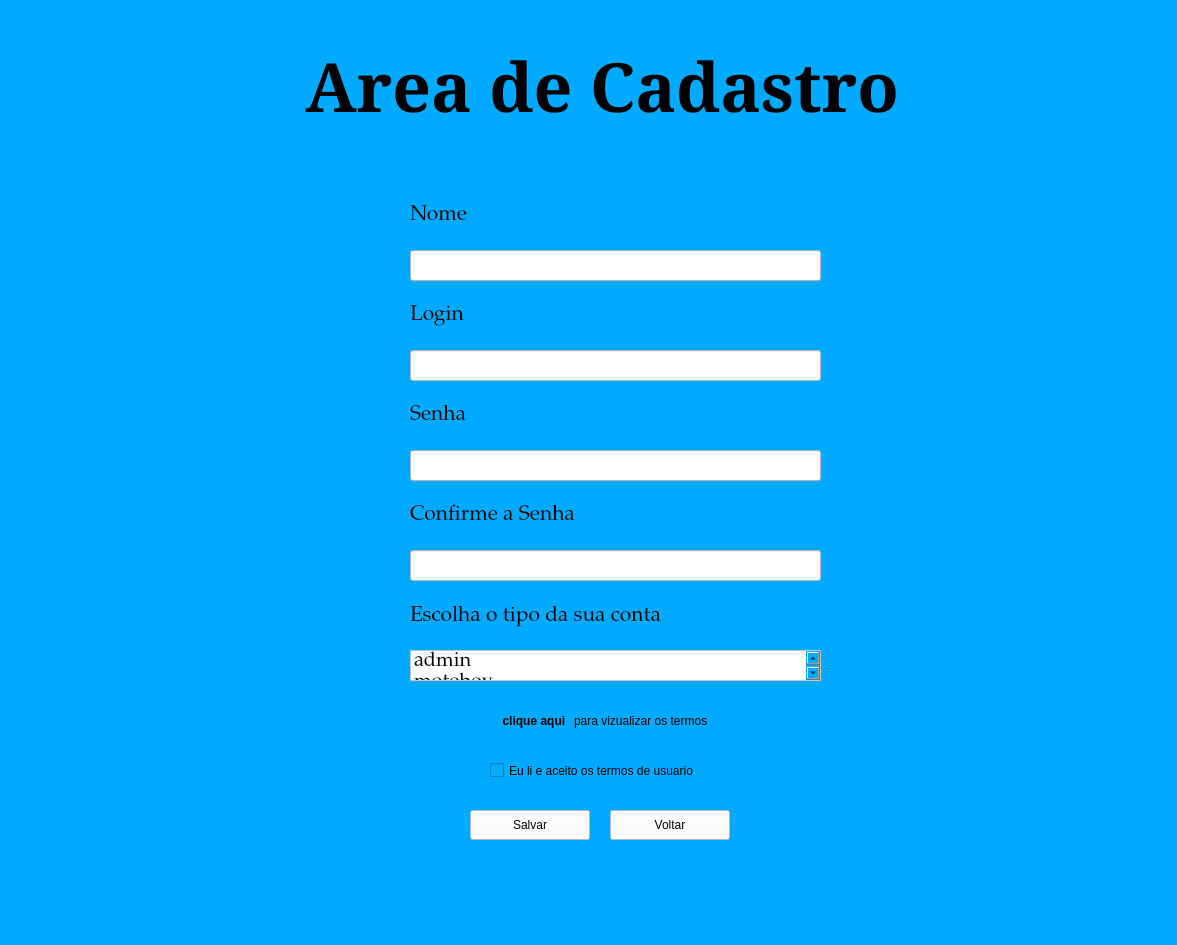
Qt form cadastro.ui (BrunoTiptc/SOS) before a commit.
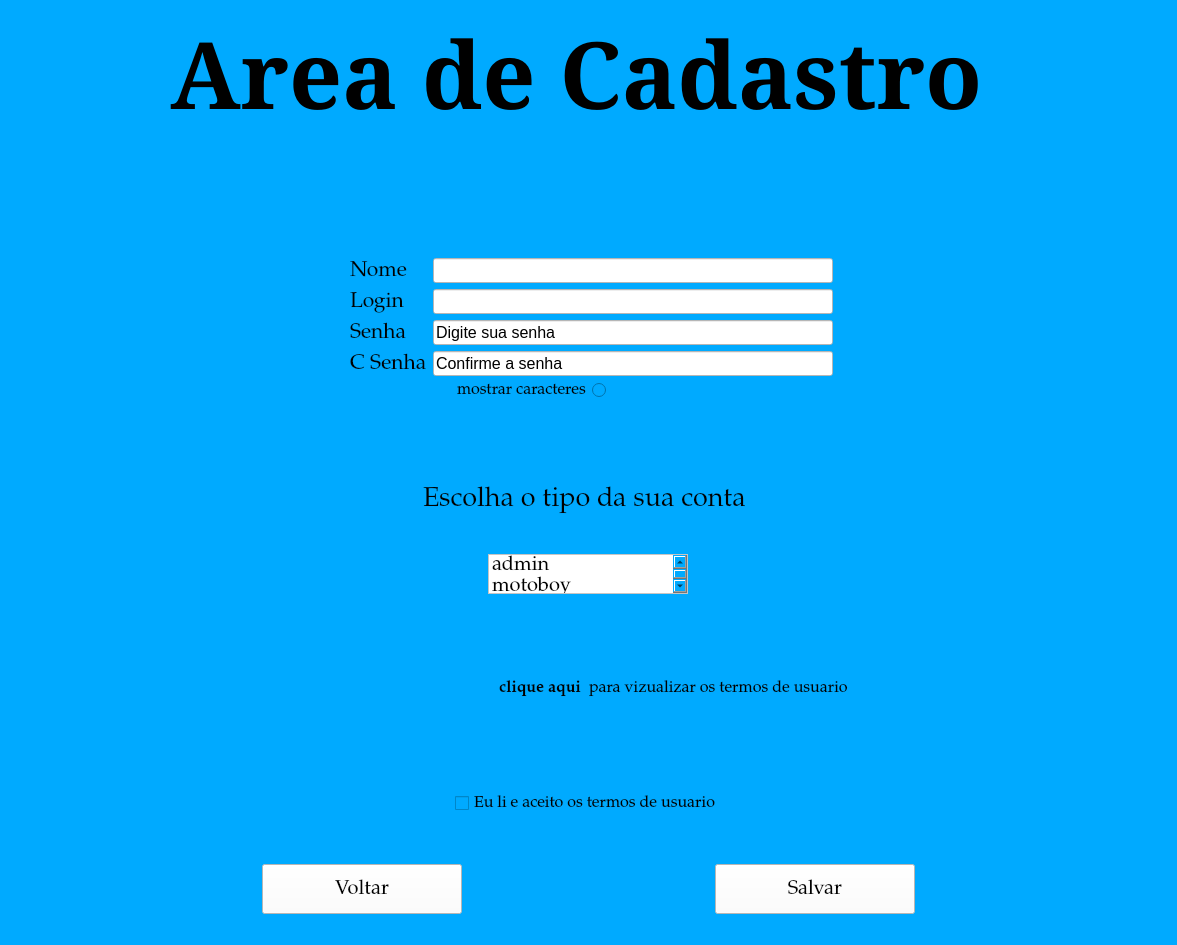
The same form after that commit.

Commit message: Pronto , agora acredito que a pagina de login esteja bem adianta, junto com a de cadastro. entao agora podemos focar em desenvolver a telaprincipal do sistema

Patch:
```diff
--- a/cadastro.ui
+++ b/cadastro.ui
@@ -23,19 +23,25 @@
      <height>1024</height>
     </size>
    </property>
+   <layout class="QVBoxLayout" name="verticalLayout">
+    <item alignment="Qt::AlignmentFlag::AlignHCenter|Qt::AlignmentFlag::AlignBottom">
    <widget class="QLabel" name="label_2">
-    <property name="geometry">
-     <rect>
-      <x>270</x>
-      <y>20</y>
-      <width>681</width>
-      <height>131</height>
-     </rect>
+      <property name="sizePolicy">
+       <sizepolicy hsizetype="Expanding" vsizetype="Expanding">
+        <horstretch>0</horstretch>
+        <verstretch>0</verstretch>
+       </sizepolicy>
+      </property>
+      <property name="maximumSize">
+       <size>
+        <width>1000</width>
+        <height>1000</height>
+       </size>
     </property>
     <property name="font">
      <font>
       <family>SimSun</family>
-      <pointsize>51</pointsize>
+        <pointsize>70</pointsize>
       <bold>true</bold>
       <underline>false</underline>
       <strikeout>false</strikeout>
@@ -45,27 +51,48 @@
      <string notr="true"/>
     </property>
     <property name="text">
-     <string>  Area de Cadastro</string>
-    </property>
-   </widget>
+       <string>  Area de Cadastro   </string>
+      </property>
+     </widget>
+    </item>
+    <item>
+     <widget class="QLabel" name="label_4">
+      <property name="text">
+       <string/>
+      </property>
+     </widget>
+    </item>
+    <item>
+     <layout class="QFormLayout" name="formLayout">
+      <property name="fieldGrowthPolicy">
+       <enum>QFormLayout::FieldGrowthPolicy::ExpandingFieldsGrow</enum>
+      </property>
+      <property name="formAlignment">
+       <set>Qt::AlignmentFlag::AlignBottom|Qt::AlignmentFlag::AlignHCenter</set>
+      </property>
+      <item row="0" column="0">
    <widget class="QLabel" name="Nome">
-    <property name="geometry">
-     <rect>
-      <x>410</x>
-      <y>200</y>
-      <width>120</width>
-      <height>30</height>
-     </rect>
+        <property name="sizePolicy">
+         <sizepolicy hsizetype="Preferred" vsizetype="Preferred">
+          <horstretch>0</horstretch>
+          <verstretch>0</verstretch>
+         </sizepolicy>
+        </property>
+        <property name="maximumSize">
+         <size>
+          <width>200</width>
+          <height>100</height>
+         </size>
     </property>
     <property name="font">
      <font>
       <family>Palatino Linotype</family>
       <pointsize>16</pointsize>
       <italic>false</italic>
+          <bold>false</bold>
       <underline>false</underline>
       <strikeout>false</strikeout>
       <kerning>true</kerning>
-      <fontweight>Medium</fontweight>
      </font>
     </property>
     <property name="styleSheet">
@@ -75,14 +102,44 @@
      <string>Nome</string>
     </property>
    </widget>
+      </item>
+      <item row="0" column="1">
+       <widget class="QLineEdit" name="nome">
+        <property name="sizePolicy">
+         <sizepolicy hsizetype="Expanding" vsizetype="Fixed">
+          <horstretch>0</horstretch>
+          <verstretch>0</verstretch>
+         </sizepolicy>
+        </property>
+        <property name="maximumSize">
+         <size>
+          <width>400</width>
+          <height>25</height>
+         </size>
+        </property>
+        <property name="font">
+         <font>
+          <pointsize>12</pointsize>
+         </font>
+        </property>
+        <property name="toolTip">
+         <string/>
+        </property>
+        <property name="layoutDirection">
+         <enum>Qt::LayoutDirection::LeftToRight</enum>
+        </property>
+        <property name="styleSheet">
+         <string notr="true">background-color: rgb(255, 255, 255);</string>
+        </property>
+       </widget>
+      </item>
+      <item row="1" column="0">
    <widget class="QLabel" name="Login">
-    <property name="geometry">
-     <rect>
-      <x>410</x>
-      <y>300</y>
-      <width>120</width>
-      <height>30</height>
-     </rect>
+        <property name="maximumSize">
+         <size>
+          <width>200</width>
+          <height>100</height>
+         </size>
     </property>
     <property name="font">
      <font>
@@ -97,14 +154,32 @@
      <string>Login</string>
     </property>
    </widget>
+      </item>
+      <item row="1" column="1">
+       <widget class="QLineEdit" name="login">
+        <property name="maximumSize">
+         <size>
+          <width>400</width>
+          <height>25</height>
+         </size>
+        </property>
+        <property name="font">
+         <font>
+          <pointsize>12</pointsize>
+         </font>
+        </property>
+        <property name="styleSheet">
+         <string notr="true">background-color: rgb(255, 255, 255);</string>
+        </property>
+       </widget>
+      </item>
+      <item row="2" column="0">
    <widget class="QLabel" name="Senha_2">
-    <property name="geometry">
-     <rect>
-      <x>410</x>
-      <y>400</y>
-      <width>120</width>
-      <height>30</height>
-     </rect>
+        <property name="maximumSize">
+         <size>
+          <width>200</width>
+          <height>100</height>
+         </size>
     </property>
     <property name="font">
      <font>
@@ -119,136 +194,166 @@
      <string>Senha</string>
     </property>
    </widget>
-   <widget class="QLabel" name="ConfirmaSenha">
-    <property name="geometry">
-     <rect>
-      <x>410</x>
-      <y>500</y>
-      <width>180</width>
-      <height>30</height>
-     </rect>
-    </property>
-    <property name="font">
-     <font>
-      <family>Palatino Linotype</family>
-      <pointsize>16</pointsize>
-     </font>
-    </property>
-    <property name="styleSheet">
-     <string notr="true"/>
-    </property>
-    <property name="text">
-     <string>Confirme a Senha</string>
-    </property>
-   </widget>
-   <widget class="QCheckBox" name="checkBox">
-    <property name="geometry">
-     <rect>
-      <x>490</x>
-      <y>760</y>
-      <width>251</width>
-      <height>21</height>
-     </rect>
-    </property>
-    <property name="text">
-     <string>Eu li e aceito os termos de usuario</string>
-    </property>
-   </widget>
-   <widget class="QPushButton" name="salvar">
-    <property name="geometry">
-     <rect>
-      <x>470</x>
-      <y>810</y>
-      <width>120</width>
-      <height>30</height>
-     </rect>
-    </property>
-    <property name="styleSheet">
-     <string notr="true">background-color: rgb(255, 255, 255);</string>
-    </property>
-    <property name="text">
-     <string>Salvar</string>
-    </property>
-   </widget>
-   <widget class="QPushButton" name="voltar">
-    <property name="geometry">
-     <rect>
-      <x>610</x>
-      <y>810</y>
-      <width>120</width>
-      <height>30</height>
-     </rect>
-    </property>
-    <property name="styleSheet">
-     <string notr="true">background-color: rgb(255, 255, 255);</string>
-    </property>
-    <property name="text">
-     <string>Voltar</string>
-    </property>
-   </widget>
+      </item>
+      <item row="2" column="1">
    <widget class="QLineEdit" name="Senha">
-    <property name="geometry">
-     <rect>
-      <x>410</x>
-      <y>450</y>
-      <width>411</width>
-      <height>31</height>
-     </rect>
-    </property>
-    <property name="styleSheet">
-     <string notr="true">background-color: rgb(255, 255, 255);</string>
-    </property>
-   </widget>
-   <widget class="QLineEdit" name="login">
-    <property name="geometry">
-     <rect>
-      <x>410</x>
-      <y>350</y>
-      <width>411</width>
-      <height>31</height>
-     </rect>
-    </property>
+        <property name="maximumSize">
+         <size>
+          <width>400</width>
+          <height>25</height>
+         </size>
+        </property>
+        <property name="font">
+         <font>
+          <pointsize>12</pointsize>
+         </font>
+        </property>
     <property name="styleSheet">
      <string notr="true">background-color: rgb(255, 255, 255);</string>
     </property>
-   </widget>
-   <widget class="QLineEdit" name="nome">
-    <property name="geometry">
-     <rect>
-      <x>410</x>
-      <y>250</y>
-      <width>411</width>
-      <height>31</height>
-     </rect>
-    </property>
+        <property name="text">
+         <string>Digite sua senha</string>
+        </property>
+       </widget>
+      </item>
+      <item row="3" column="0">
+       <widget class="QLabel" name="ConfirmaSenha">
+        <property name="maximumSize">
+         <size>
+          <width>200</width>
+          <height>100</height>
+         </size>
+        </property>
+        <property name="font">
+         <font>
+          <family>Palatino Linotype</family>
+          <pointsize>16</pointsize>
+         </font>
+        </property>
     <property name="styleSheet">
-     <string notr="true">background-color: rgb(255, 255, 255);</string>
-    </property>
-   </widget>
+         <string notr="true"/>
+        </property>
+        <property name="text">
+         <string>C Senha</string>
+        </property>
+       </widget>
+      </item>
+      <item row="3" column="1">
    <widget class="QLineEdit" name="confirmaSenha">
-    <property name="geometry">
-     <rect>
-      <x>410</x>
-      <y>550</y>
-      <width>411</width>
-      <height>31</height>
-     </rect>
-    </property>
+        <property name="maximumSize">
+         <size>
+          <width>400</width>
+          <height>25</height>
+         </size>
+        </property>
+        <property name="font">
+         <font>
+          <pointsize>12</pointsize>
+         </font>
+        </property>
     <property name="styleSheet">
      <string notr="true">background-color: rgb(255, 255, 255);</string>
     </property>
-   </widget>
+        <property name="text">
+         <string>Confirme a senha</string>
+        </property>
+       </widget>
+      </item>
+     </layout>
+    </item>
+    <item>
+     <layout class="QHBoxLayout" name="horizontalLayout_2">
+      <item alignment="Qt::AlignmentFlag::AlignRight">
+       <widget class="QLabel" name="label_5">
+        <property name="font">
+         <font>
+          <family>Palatino Linotype</family>
+          <pointsize>12</pointsize>
+         </font>
+        </property>
+        <property name="text">
+         <string>mostrar caracteres</string>
+        </property>
+       </widget>
+      </item>
+      <item>
+       <widget class="QRadioButton" name="radioButton">
+        <property name="text">
+         <string/>
+        </property>
+       </widget>
+      </item>
+     </layout>
+    </item>
+    <item alignment="Qt::AlignmentFlag::AlignHCenter|Qt::AlignmentFlag::AlignBottom">
+     <widget class="QLabel" name="label">
+      <property name="maximumSize">
+       <size>
+        <width>400</width>
+        <height>150</height>
+       </size>
+      </property>
+      <property name="font">
+       <font>
+        <family>Palatino Linotype</family>
+        <pointsize>20</pointsize>
+       </font>
+      </property>
+      <property name="text">
+       <string>Escolha o tipo da sua conta </string>
+      </property>
+     </widget>
+    </item>
+    <item alignment="Qt::AlignmentFlag::AlignHCenter|Qt::AlignmentFlag::AlignVCenter">
+     <widget class="QListWidget" name="role">
+      <property name="maximumSize">
+       <size>
+        <width>200</width>
+        <height>40</height>
+       </size>
+      </property>
+      <property name="font">
+       <font>
+        <family>Palatino Linotype</family>
+        <pointsize>15</pointsize>
+        <kerning>false</kerning>
+       </font>
+      </property>
+      <property name="styleSheet">
+       <string notr="true">background-color: rgb(255, 255, 255);</string>
+      </property>
+      <item>
+       <property name="text">
+        <string>admin</string>
+       </property>
+      </item>
+      <item>
+       <property name="text">
+        <string>motoboy</string>
+       </property>
+      </item>
+      <item>
+       <property name="text">
+        <string>empresa</string>
+       </property>
+      </item>
+     </widget>
+    </item>
+    <item>
+     <layout class="QHBoxLayout" name="horizontalLayout">
+      <property name="spacing">
+       <number>0</number>
+      </property>
+      <item alignment="Qt::AlignmentFlag::AlignRight">
    <widget class="QPushButton" name="cliqueAqui">
     <property name="enabled">
      <bool>true</bool>
     </property>
-    <property name="geometry">
-     <rect>
-      <x>490</x>
-      <y>710</y>
-      <width>91</width>
-      <height>21</height>
-     </rect>
+        <property name="maximumSize">
+         <size>
+          <width>300</width>
+          <height>50</height>
+         </size>
     </property>
     <property name="palette">
      <palette>
@@ -721,6 +826,8 @@
     </property>
     <property name="font">
      <font>
+          <family>Palatino Linotype</family>
+          <pointsize>12</pointsize>
       <bold>true</bold>
       <kerning>true</kerning>
      </font>
@@ -743,6 +850,12 @@
     <property name="text">
      <string>clique aqui </string>
     </property>
+        <property name="iconSize">
+         <size>
+          <width>2</width>
+          <height>16</height>
+         </size>
+        </property>
     <property name="default">
      <bool>false</bool>
     </property>
@@ -750,117 +863,87 @@
      <bool>true</bool>
     </property>
    </widget>
-   <widget class="QTextEdit" name="textEdit">
-    <property name="geometry">
-     <rect>
-      <x>570</x>
-      <y>710</y>
-      <width>191</width>
-      <height>31</height>
-     </rect>
-    </property>
+      </item>
+      <item alignment="Qt::AlignmentFlag::AlignLeft">
+       <widget class="QLabel" name="label_3">
     <property name="font">
      <font>
-      <underline>false</underline>
-      <strikeout>false</strikeout>
-     </font>
-    </property>
-    <property name="statusTip">
-     <string/>
-    </property>
-    <property name="styleSheet">
-     <string notr="true">background-color: rgb(0, 170, 255);</string>
-    </property>
-    <property name="frameShape">
-     <enum>QFrame::Shape::NoFrame</enum>
-    </property>
-    <property name="frameShadow">
-     <enum>QFrame::Shadow::Plain</enum>
-    </property>
-    <property name="html">
-     <string>&lt;!DOCTYPE HTML PUBLIC &quot;-//W3C//DTD HTML 4.0//EN&quot; &quot;http://www.w3.org/TR/REC-html40/strict.dtd&quot;&gt;
-&lt;html&gt;&lt;head&gt;&lt;meta name=&quot;qrichtext&quot; content=&quot;1&quot; /&gt;&lt;meta charset=&quot;utf-8&quot; /&gt;&lt;style type=&quot;text/css&quot;&gt;
-p, li { white-space: pre-wrap; }
-hr { height: 1px; border-width: 0; }
-li.unchecked::marker { content: &quot;\2610&quot;; }
-li.checked::marker { content: &quot;\2612&quot;; }
-&lt;/style&gt;&lt;/head&gt;&lt;body style=&quot; font-family:'Segoe UI'; font-size:9pt; font-weight:400; font-style:normal;&quot;&gt;
-&lt;p style=&quot; margin-top:0px; margin-bottom:0px; margin-left:0px; margin-right:0px; -qt-block-indent:0; text-indent:0px;&quot;&gt;para vizualizar os termos&lt;/p&gt;&lt;/body&gt;&lt;/html&gt;</string>
-    </property>
-    <property name="overwriteMode">
-     <bool>false</bool>
-    </property>
-   </widget>
-   <widget class="QLabel" name="label">
-    <property name="geometry">
-     <rect>
-      <x>410</x>
-      <y>600</y>
-      <width>331</width>
-      <height>31</height>
-     </rect>
-    </property>
+          <family>Palatino Linotype</family>
+          <pointsize>12</pointsize>
+         </font>
+        </property>
+        <property name="text">
+         <string>para vizualizar os termos de usuario</string>
+        </property>
+       </widget>
+      </item>
+     </layout>
+    </item>
+    <item alignment="Qt::AlignmentFlag::AlignHCenter|Qt::AlignmentFlag::AlignVCenter">
+     <widget class="QCheckBox" name="checkBox">
     <property name="font">
      <font>
       <family>Palatino Linotype</family>
-      <pointsize>16</pointsize>
+        <pointsize>12</pointsize>
      </font>
     </property>
     <property name="text">
-     <string>Escolha o tipo da sua conta </string>
-    </property>
-   </widget>
-   <widget class="QListWidget" name="role">
-    <property name="geometry">
-     <rect>
-      <x>410</x>
-      <y>650</y>
-      <width>411</width>
-      <height>31</height>
-     </rect>
-    </property>
+       <string>Eu li e aceito os termos de usuario</string>
+      </property>
+     </widget>
+    </item>
+    <item>
+     <layout class="QHBoxLayout" name="horizontalLayout_6">
+      <property name="spacing">
+       <number>0</number>
+      </property>
+      <item>
+       <widget class="QPushButton" name="voltar">
+        <property name="maximumSize">
+         <size>
+          <width>200</width>
+          <height>50</height>
+         </size>
+        </property>
     <property name="font">
      <font>
       <family>Palatino Linotype</family>
       <pointsize>15</pointsize>
-      <kerning>false</kerning>
      </font>
     </property>
     <property name="styleSheet">
      <string notr="true">background-color: rgb(255, 255, 255);</string>
     </property>
-    <item>
      <property name="text">
-      <string>admin</string>
-     </property>
+         <string>Voltar</string>
+        </property>
+       </widget>
     </item>
     <item>
-     <property name="text">
-      <string>motoboy</string>
-     </property>
-    </item>
-    <item>
+       <widget class="QPushButton" name="salvar">
+        <property name="maximumSize">
+         <size>
+          <width>200</width>
+          <height>50</height>
+         </size>
+        </property>
+        <property name="font">
+         <font>
+          <family>Palatino Linotype</family>
+          <pointsize>15</pointsize>
+         </font>
+        </property>
+        <property name="styleSheet">
+         <string notr="true">background-color: rgb(255, 255, 255);</string>
+        </property>
      <property name="text">
-      <string>empresa</string>
-     </property>
-    </item>
-   </widget>
-   <zorder>label_2</zorder>
-   <zorder>Nome</zorder>
-   <zorder>Login</zorder>
-   <zorder>Senha_2</zorder>
-   <zorder>ConfirmaSenha</zorder>
-   <zorder>checkBox</zorder>
-   <zorder>salvar</zorder>
-   <zorder>Senha</zorder>
-   <zorder>login</zorder>
-   <zorder>nome</zorder>
-   <zorder>confirmaSenha</zorder>
-   <zorder>cliqueAqui</zorder>
-   <zorder>textEdit</zorder>
-   <zorder>voltar</zorder>
-   <zorder>label</zorder>
-   <zorder>role</zorder>
+         <string>Salvar</string>
+        </property>
+       </widget>
+      </item>
+     </layout>
+    </item>
+   </layout>
   </widget>
   <widget class="QMenuBar" name="menubar">
    <property name="geometry">
```
Lines whose indentation alone changed are shown as unchanged. The commit also changes 3 other files.
